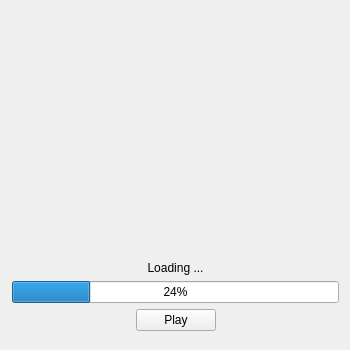
SpicyHorse/launcher, file mainwindow.ui: the form before one commit.
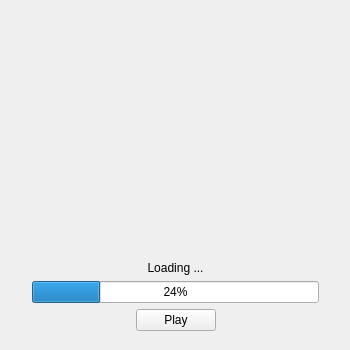
The form after the commit. Icons and pictures are not drawn. Custom widgets are drawn as their Qt base class.

Commit message: no error on game exit

```diff
--- a/mainwindow.ui
+++ b/mainwindow.ui
@@ -35,9 +35,9 @@
    <widget class="QWidget" name="widgetInformation" native="true">
     <property name="geometry">
      <rect>
-      <x>0</x>
+      <x>20</x>
       <y>230</y>
-      <width>351</width>
+      <width>311</width>
       <height>101</height>
      </rect>
     </property>
```
Left out of the diff: 2 changed lines with no effect on the pictures. The commit also changes 1 other file.
